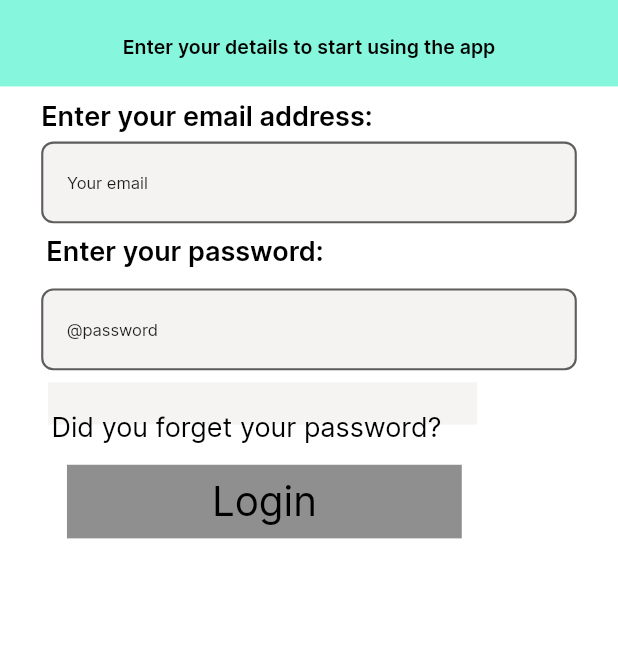
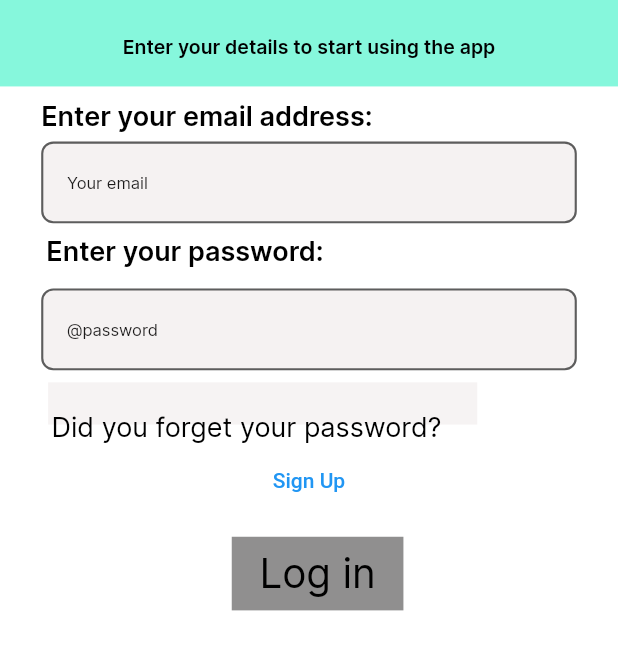
Before and after one commit to MuchiriKinyua/Mmaziwa, a Flutter app: the AppNavigationScreen screen opened by its route, after a tap on "Log in as farmer", on a phone screen of 412 x 824 dp, the part 385-1055 px from its top. Run offline on Flutter 3.47's test engine with Material 2 defaults, Android fonts, the phone set to English and light mode, and no system bars; our stand-ins replace cached_network_image, cloud_firestore, connectivity_plus, firebase_auth, firebase_core, flutter_svg and 3 more; missing offline and left inert: mpesa_flutter_plugin; accounts and stored records are empty; network calls fail.

Commit message:
twelveth commit

```diff
--- a/lib/localization/en_us/en_us_translations.dart
+++ b/lib/localization/en_us/en_us_translations.dart
@@ -31,6 +31,8 @@ final Map<String, String> enUs = {
   "msg_enter_the_cows": "Enter the Cows name:",
   "lbl_homepage": "Homepage",
   "msg_enter_your_emai": "Enter your email address:",
+  "msg_pass":
+      "Password should have at least upper case, lower case, a digit and a special character",
   "msg_back_to_homepag": "Back to homepage",
   "msg_check_your_app":
       "Check your app's UI from the below demo screens of your app.",
--- a/lib/presentation/log_in_screen/log_in_screen.dart
+++ b/lib/presentation/log_in_screen/log_in_screen.dart
@@ -195,11 +195,19 @@ class LogInScreen extends GetWidget<LogInController> {
                                                         style: AppStyle
                                                             .txtInterRegular16)))
                                           ]))),
+                              TextButton(
+                                  onPressed: () {
+                                    Get.toNamed(AppRoutes.registrationScreen);
+                                  },
+                                  child: Text("Sign Up")),
                               CustomButton(
-                                  width: 230,
-                                  text: "Login",
+                                  width: 100,
+                                  text: "Log in",
                                   margin: getMargin(
-                                      left: 39, top: 10, right: 39, bottom: 20),
+                                      left: 135,
+                                      top: 10,
+                                      right: 39,
+                                      bottom: 20),
                                   variant: ButtonVariant.FillGray500,
                                   onTap: onTapBtnLogin,
                                   alignment: Alignment.centerLeft),
```
Also changed, not shown: lib/presentation/buyer_homepage_screen/buyer_homepage_screen.dart (+4 -4 lines), lib/presentation/registration_screen/registration_screen.dart (+7 -2 lines), 1 other file.
